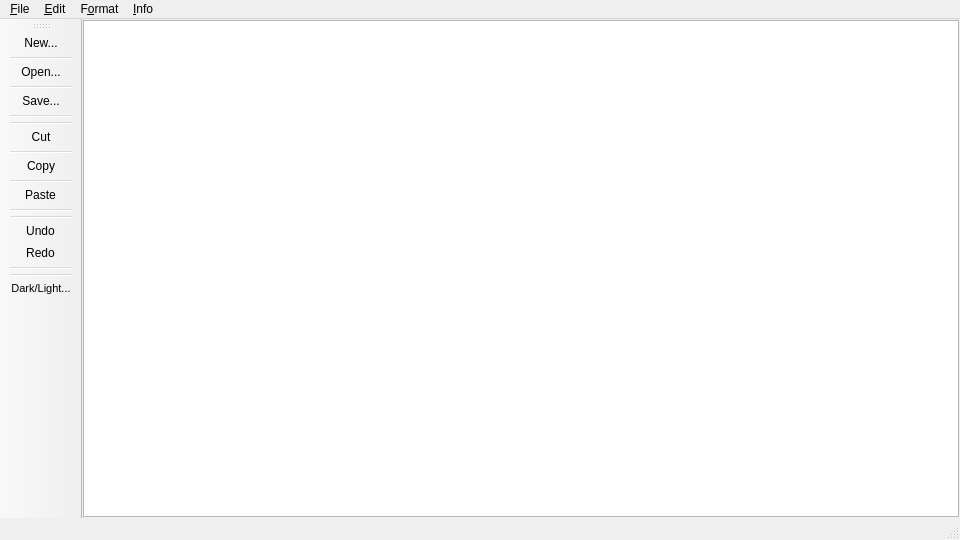
The window that ui/main.ui (oron-sinaa/text-editor-qt) describes before a commit, drawn with Qt 5.
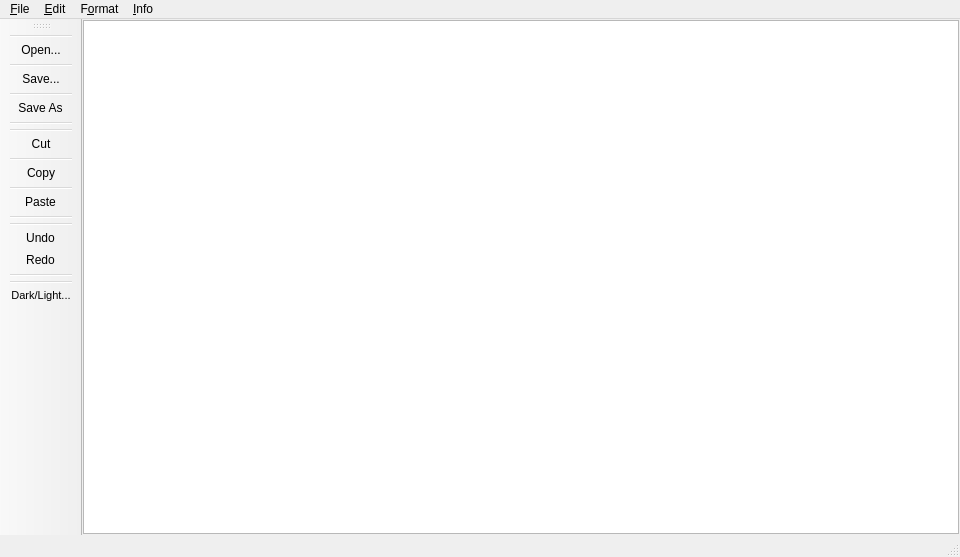
The same window after the commit. Icons and pictures are not drawn.

Diff of the .ui file:
```diff
--- a/ui/main.ui
+++ b/ui/main.ui
@@ -7,7 +7,7 @@
     <x>0</x>
     <y>0</y>
     <width>960</width>
-    <height>540</height>
+    <height>557</height>
    </rect>
   </property>
   <property name="windowTitle">
@@ -91,12 +91,13 @@
    <attribute name="toolBarBreak">
     <bool>false</bool>
    </attribute>
-   <addaction name="action_New"/>
    <addaction name="separator"/>
    <addaction name="action_Open"/>
    <addaction name="separator"/>
    <addaction name="actionSave"/>
    <addaction name="separator"/>
+   <addaction name="actionSave_As"/>
+   <addaction name="separator"/>
    <addaction name="separator"/>
    <addaction name="actionCut"/>
    <addaction name="separator"/>
@@ -111,21 +112,6 @@
    <addaction name="separator"/>
    <addaction name="actionDark_Light"/>
   </widget>
-  <action name="action_New">
-   <property name="icon">
-    <iconset resource="resources/toolbar_resources.qrc">
-     <normaloff>:/tooldbar_images/new_light.svg</normaloff>:/tooldbar_images/new_light.svg</iconset>
-   </property>
-   <property name="text">
-    <string>New...</string>
-   </property>
-   <property name="iconText">
-    <string>New...</string>
-   </property>
-   <property name="toolTip">
-    <string>Create a new file</string>
-   </property>
-  </action>
   <action name="action_Open">
    <property name="icon">
     <iconset resource="resources/toolbar_resources.qrc">
@@ -303,6 +289,19 @@
     <string>About</string>
    </property>
   </action>
+  <action name="actionSave_As">
+   <property name="icon">
+    <iconset resource="resources/toolbar_resources.qrc">
+     <normaloff>:/tooldbar_images/save_as.svg</normaloff>
+     <normalon>:/tooldbar_images/saveas_dark.svg</normalon>:/tooldbar_images/save_as.svg</iconset>
+   </property>
+   <property name="text">
+    <string>Save As...</string>
+   </property>
+   <property name="toolTip">
+    <string>Save file as</string>
+   </property>
+  </action>
  </widget>
  <resources>
   <include location="resources/toolbar_resources.qrc"/>
```
